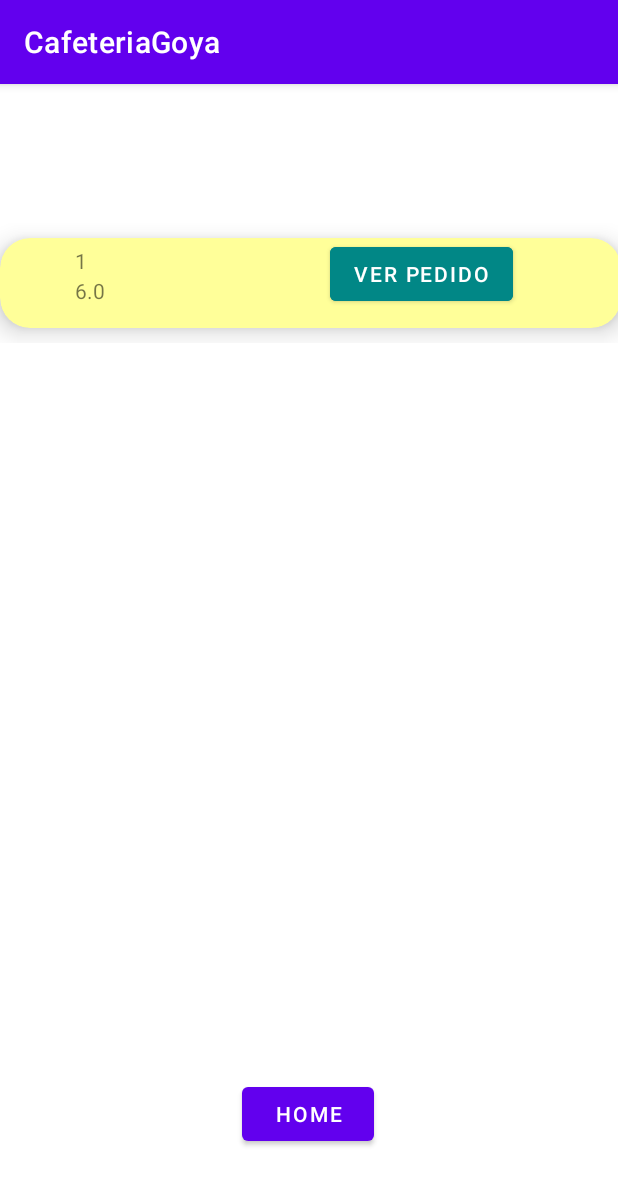
After one commit to victordiaz74/Cafeteria, an Android app: the PedidosActivity screen opened directly, with no data from a screen before it, on a phone screen of 412 x 824 dp. The commit adds this screen. Shown: the top 1185 px of the screen. Run offline under Robolectric (Android 15) with nearby library versions, the phone set to English and light mode, and no system bars.

Commit message:
final; error index damePrecio solo falta eso

```diff
--- a/app/src/main/java/aad/cafeteriagoya/FragmentoActivity.kt
+++ b/app/src/main/java/aad/cafeteriagoya/FragmentoActivity.kt
@@ -41,9 +41,7 @@ class FragmentoActivity : AppCompatActivity() {
 
 
         val nameObserver = Observer<String>{
-            //Actualizar la UI porque es un TextView
-                valor -> binding!!.textoPuntosMarcador?.setText(valor.toString())
-
+            valor -> binding!!.textoPuntosMarcador?.setText(valor.toString())
         }
         carritoViewModel.getMarcador().observe(this, nameObserver)
 
--- /dev/null
+++ b/app/src/main/java/aad/cafeteriagoya/PedidosActivity.kt
@@ -0,0 +1,61 @@
+package aad.cafeteriagoya
+
+import aad.cafeteriagoya.adapter.PedidosAdapter
+import aad.cafeteriagoya.databinding.ActivityMainBinding
+import aad.cafeteriagoya.databinding.ActivityPedidosBinding
+import aad.cafeteriagoya.sqlite.MiBDOpenHelper
+import android.content.Intent
+import androidx.appcompat.app.AppCompatActivity
+import android.os.Bundle
+import androidx.recyclerview.widget.LinearLayoutManager
+
+class PedidosActivity : AppCompatActivity() {
+
+    private lateinit var binding: ActivityPedidosBinding
+
+
+    override fun onCreate(savedInstanceState: Bundle?) {
+
+        super.onCreate(savedInstanceState)
+
+        binding = ActivityPedidosBinding.inflate(layoutInflater)
+
+        initRecyclerViewPedidos()
+
+        binding.btnCasa.setOnClickListener{
+            volverCasa()
+        }
+
+        setContentView(binding.root)
+
+    }
+
+    fun volverCasa() {
+        intent = Intent(this, MainActivity::class.java).apply {
+            startActivity(intent)
+        }
+    }
+
+    fun initRecyclerViewPedidos() {
+        var rv = binding.recyclerViewPedidos
+        rv.layoutManager = LinearLayoutManager(this)
+
+        val bd = MiBDOpenHelper(this, null)
+
+        var listaPedidos = bd.obtenerCarrito()
+
+        var adapterPedidos = PedidosAdapter(
+            onClickListener = { pos -> dameID(pos) }
+        )
+        adapterPedidos.PedidosAdapter(this, listaPedidos)
+        rv.adapter = adapterPedidos
+    }
+
+    fun dameID(pos: Int){
+        intent = Intent(this, VerPedidoActivity::class.java).apply {
+            putExtra("id", pos)
+        }
+
+        startActivity(intent)
+    }
+}
--- /dev/null
+++ b/app/src/main/java/aad/cafeteriagoya/adapter/PedidosAdapter.kt
@@ -0,0 +1,36 @@
+package aad.cafeteriagoya.adapter
+
+import aad.cafeteriagoya.R
+import android.content.Context
+import android.database.Cursor
+import android.view.LayoutInflater
+import android.view.View.OnClickListener
+import android.view.ViewGroup
+import androidx.recyclerview.widget.RecyclerView
+
+class PedidosAdapter (private val onClickListener: (Int) -> Unit) : RecyclerView.Adapter<PedidosViewHolder>() {
+
+    private lateinit var context: Context
+    lateinit var cursor: Cursor
+
+    fun PedidosAdapter(context: Context, cursor: Cursor){
+        this.context = context
+        this.cursor = cursor
+    }
+
+    override fun onCreateViewHolder(parent: ViewGroup, viewType: Int): PedidosViewHolder {
+        val layoutInflater = LayoutInflater.from(parent.context)
+        return PedidosViewHolder(layoutInflater.inflate(R.layout.item_pedido, parent, false))
+    }
+
+    override fun onBindViewHolder(holder: PedidosViewHolder, position: Int) {
+        cursor.moveToPosition(position)
+        holder.render(cursor.getInt(0), cursor.getString(1), onClickListener)
+    }
+
+    override fun getItemCount(): Int {
+        return cursor.count
+    }
+
+
+}
--- /dev/null
+++ b/app/src/main/java/aad/cafeteriagoya/adapter/PedidosViewHolder.kt
@@ -0,0 +1,36 @@
+package aad.cafeteriagoya.adapter
+
+import aad.cafeteriagoya.DataProvider
+import aad.cafeteriagoya.R
+import android.view.View
+import android.widget.Button
+import android.widget.TextView
+import androidx.recyclerview.widget.RecyclerView
+
+class PedidosViewHolder(itemView: View): RecyclerView.ViewHolder(itemView) {
+
+    var txtProducto = itemView.findViewById<TextView>(R.id.numeroPedido)
+    var txtPrecio = itemView.findViewById<TextView>(R.id.precioPedido)
+    var btnVerPedido = itemView.findViewById<Button>(R.id.btnVerPedido)
+
+    fun render(id: Int, pedido: String, onClickListener: (Int) -> Unit){
+        txtProducto.text = id.toString()
+        txtPrecio.text = damePrecio(pedido)
+
+        btnVerPedido.setOnClickListener{
+            onClickListener(id)
+        }
+    }
+
+    private fun damePrecio(pedido: String):String{
+        var productos = pedido.split("-")
+        var dinero = 0.0
+
+        for(p in productos){
+            dinero += DataProvider.listaProductos[p.toInt()].precio
+        }
+
+        return dinero.toString()
+
+    }
+}
--- a/app/src/main/java/aad/cafeteriagoya/fragments/CarritoFragment.kt
+++ b/app/src/main/java/aad/cafeteriagoya/fragments/CarritoFragment.kt
@@ -38,7 +38,7 @@ class CarritoFragment : Fragment() {
         val fragmentoBinding = FragmentCarritoBinding.inflate(inflater, container, false)
         binding = fragmentoBinding
         cargar()
-        binding?.btInicio?.setOnClickListener(){
+        binding?.btnPagar?.setOnClickListener(){
             pagar()
         }
 
@@ -73,11 +73,11 @@ class CarritoFragment : Fragment() {
             productoSeleccionado = productoSeleccionado + "-" + p.id
         }
 
-        productoSeleccionado = productoSeleccionado.substring(productoSeleccionado.length-1)
+        productoSeleccionado = productoSeleccionado.substring(1)
         var base = carritoViewModel.getDatabase()
 
         if (carritoViewModel.carrito.size > 0){
-            base?.aniadirProducto(productoSeleccionado)
+            base?.anadirProducto(productoSeleccionado)
 
             Toast.makeText(carritoViewModel.getContext(), "El pago se ha procesado", Toast.LENGTH_SHORT).show()
         }
--- a/app/src/main/res/layout/activity_carrito.xml
+++ b/app/src/main/res/layout/activity_carrito.xml
@@ -31,7 +31,7 @@
         app:layout_constraintTop_toBottomOf="@+id/tVTitulo" />
 
     <Button
-        android:id="@+id/btInicio"
+        android:id="@+id/btnPagar"
         android:layout_width="200dp"
         android:layout_height="53dp"
         android:layout_marginBottom="163dp"
--- /dev/null
+++ b/app/src/main/res/layout/activity_pedidos.xml
@@ -0,0 +1,31 @@
+<?xml version="1.0" encoding="utf-8"?>
+<androidx.constraintlayout.widget.ConstraintLayout xmlns:android="http://schemas.android.com/apk/res/android"
+    xmlns:app="http://schemas.android.com/apk/res-auto"
+    xmlns:tools="http://schemas.android.com/tools"
+    android:layout_width="match_parent"
+    android:layout_height="match_parent"
+    tools:context=".PedidosActivity">
+
+    <Button
+        android:id="@+id/btnCasa"
+        android:layout_width="wrap_content"
+        android:layout_height="wrap_content"
+        android:text="home"
+        app:layout_constraintBottom_toBottomOf="parent"
+        app:layout_constraintEnd_toEndOf="parent"
+        app:layout_constraintHorizontal_bias="0.498"
+        app:layout_constraintStart_toStartOf="parent"
+        app:layout_constraintTop_toBottomOf="@+id/recyclerViewPedidos"
+        app:layout_constraintVertical_bias="0.358" />
+
+    <androidx.recyclerview.widget.RecyclerView
+        android:id="@+id/recyclerViewPedidos"
+        android:layout_width="414dp"
+        android:layout_height="538dp"
+        app:layout_constraintBottom_toBottomOf="parent"
+        app:layout_constraintEnd_toEndOf="parent"
+        app:layout_constraintHorizontal_bias="0.666"
+        app:layout_constraintStart_toStartOf="parent"
+        app:layout_constraintTop_toTopOf="parent"
+        app:layout_constraintVertical_bias="0.404" />
+</androidx.constraintlayout.widget.ConstraintLayout>
--- a/app/src/main/res/layout/fragment_carrito.xml
+++ b/app/src/main/res/layout/fragment_carrito.xml
@@ -59,7 +59,7 @@
         app:layout_constraintVertical_bias="0.0" />
 
     <com.google.android.material.floatingactionbutton.FloatingActionButton
-        android:id="@+id/btInicio"
+        android:id="@+id/btnPagar"
         android:layout_width="wrap_content"
         android:layout_height="wrap_content"
         android:clickable="true"
--- /dev/null
+++ b/app/src/main/res/layout/item_pedido.xml
@@ -0,0 +1,51 @@
+<?xml version="1.0" encoding="utf-8"?>
+<androidx.constraintlayout.widget.ConstraintLayout xmlns:android="http://schemas.android.com/apk/res/android"
+    android:layout_width="match_parent"
+    android:layout_height="80dp"
+    xmlns:app="http://schemas.android.com/apk/res-auto">
+
+    <androidx.cardview.widget.CardView
+        android:id="@+id/cardListaProducto"
+        android:layout_width="match_parent"
+        android:layout_height="60dp"
+        app:layout_constraintBottom_toBottomOf="parent"
+        app:layout_constraintEnd_toEndOf="parent"
+        app:layout_constraintStart_toStartOf="parent"
+        app:layout_constraintTop_toTopOf="parent"
+        app:cardBackgroundColor="#FFFF99"
+        app:cardCornerRadius="20dp"
+        app:cardElevation="10dp"
+        app:cardMaxElevation="12dp"
+        app:cardPreventCornerOverlap="true"
+        >
+
+        <TextView
+            android:id="@+id/numeroPedido"
+            android:layout_width="wrap_content"
+            android:layout_height="wrap_content"
+            android:text="numeroPedido"
+            android:layout_marginTop="5dp"
+            android:layout_marginLeft="50dp"
+
+            />
+
+        <TextView
+            android:id="@+id/precioPedido"
+            android:layout_width="wrap_content"
+            android:layout_height="wrap_content"
+            android:text="precio"
+            android:layout_marginTop="25dp"
+            android:layout_marginLeft="50dp"
+            />
+
+        <Button
+            android:id="@+id/btnVerPedido"
+            android:layout_width="wrap_content"
+            android:layout_height="wrap_content"
+            android:backgroundTint="@color/teal_700"
+            android:text="Ver pedido"
+            android:layout_marginLeft="220dp"
+            />
+    </androidx.cardview.widget.CardView>
+
+</androidx.constraintlayout.widget.ConstraintLayout>
```
Also changed, not shown: app/src/main/AndroidManifest.xml (+14 -0 lines), app/src/main/java/aad/cafeteriagoya/CarritoActivity.kt (+9 -4 lines), app/src/main/java/aad/cafeteriagoya/MainActivity.kt (+9 -0 lines), app/src/main/java/aad/cafeteriagoya/VerPedidoActivity.kt (added, +43 -0 lines), app/src/main/java/aad/cafeteriagoya/sqlite/MiBDOpenHelper.kt (+18 -59 lines), app/src/main/res/layout/activity_main.xml (+11 -0 lines), app/src/main/res/layout/activity_ver_pedido.xml (added, +32 -0 lines).
